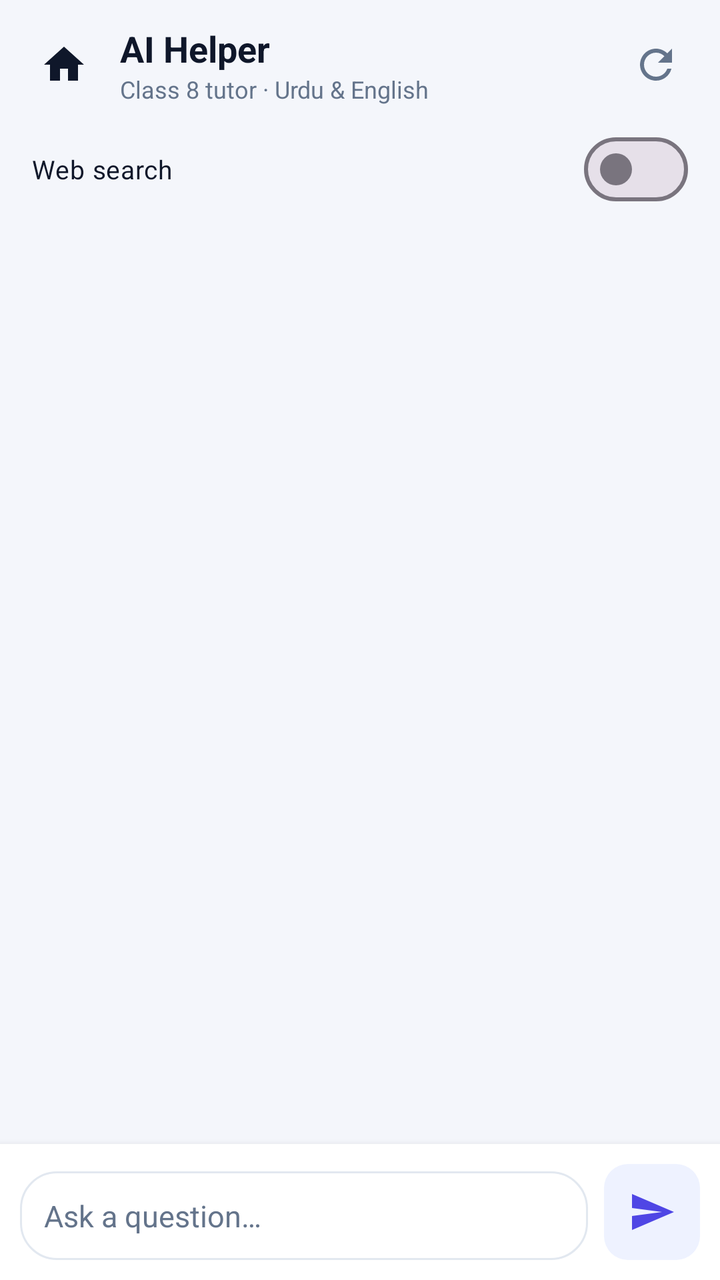
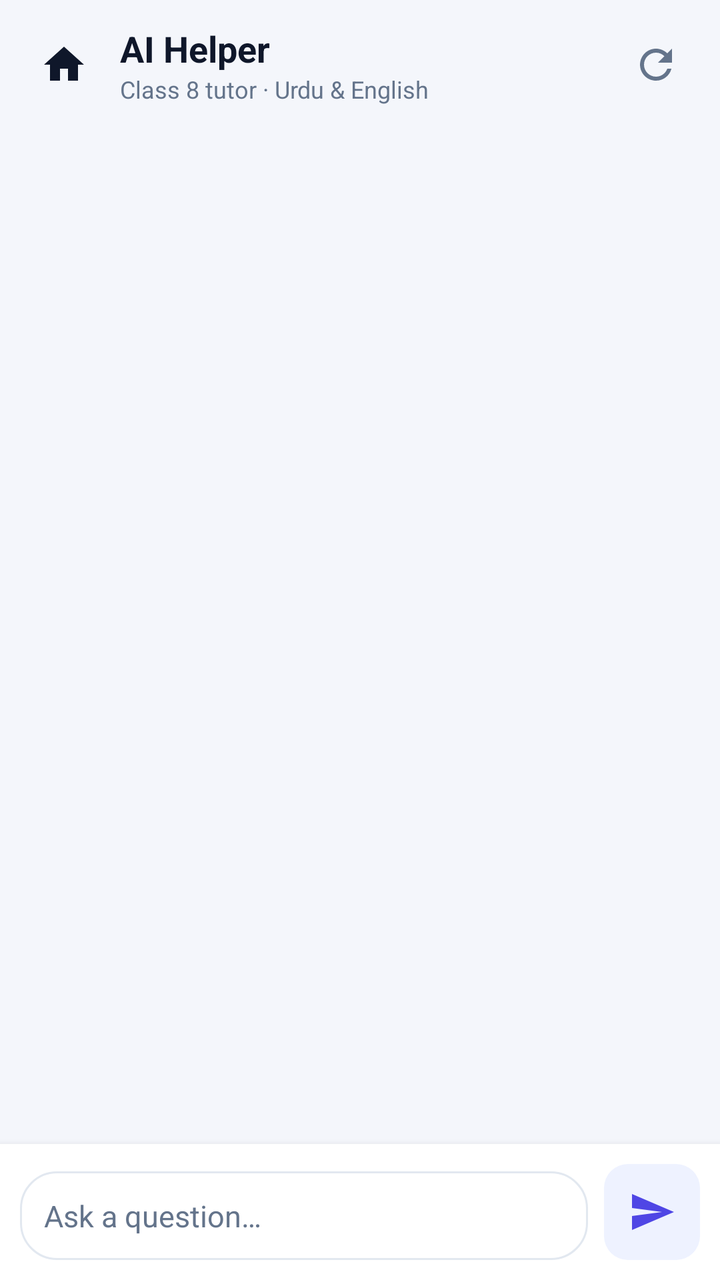

Screens rendered from an Android XML layout before and after an edit, with the pre-edit source and the edit as a unified diff.
<!-- AndroidManifest.xml: application theme Theme.Class8Homework -->
<!-- res/layout/panel_ai.xml -->
<?xml version="1.0" encoding="utf-8"?>
<LinearLayout
    xmlns:android="http://schemas.android.com/apk/res/android"
    xmlns:app="http://schemas.android.com/apk/res-auto"
    android:layout_width="match_parent"
    android:layout_height="match_parent"
    android:orientation="vertical"
    android:background="@color/bg">

    <LinearLayout
        android:layout_width="match_parent"
        android:layout_height="wrap_content"
        android:gravity="center_vertical"
        android:orientation="horizontal"
        android:paddingHorizontal="12dp"
        android:paddingTop="12dp"
        android:paddingBottom="8dp">

        <ImageButton
            android:id="@+id/aiBack"
            android:layout_width="40dp"
            android:layout_height="40dp"
            android:background="?attr/selectableItemBackgroundBorderless"
            android:contentDescription="@string/tab_more"
            android:src="@drawable/ic_home"
            app:tint="@color/ink" />

        <LinearLayout
            android:layout_width="0dp"
            android:layout_height="wrap_content"
            android:layout_marginStart="8dp"
            android:layout_weight="1"
            android:orientation="vertical">
            <TextView
                android:layout_width="wrap_content"
                android:layout_height="wrap_content"
                android:text="@string/ai_helper"
                android:textColor="@color/ink"
                android:textSize="18sp"
                android:textStyle="bold" />
            <TextView
                android:layout_width="wrap_content"
                android:layout_height="wrap_content"
                android:text="@string/ai_helper_sub"
                android:textColor="@color/muted"
                android:textSize="12sp" />
        </LinearLayout>

        <ImageButton
            android:id="@+id/aiClear"
            android:layout_width="40dp"
            android:layout_height="40dp"
            android:background="?attr/selectableItemBackgroundBorderless"
            android:contentDescription="@string/clear_chat"
            android:src="@drawable/ic_refresh"
            app:tint="@color/muted" />
    </LinearLayout>

    <com.google.android.material.materialswitch.MaterialSwitch
        android:id="@+id/aiWebSearch"
        android:layout_width="match_parent"
        android:layout_height="wrap_content"
        android:paddingHorizontal="16dp"
        android:text="@string/web_search_toggle"
        android:textColor="@color/ink"
        android:textSize="13sp" />

    <androidx.recyclerview.widget.RecyclerView
        android:id="@+id/aiList"
        android:layout_width="match_parent"
        android:layout_height="0dp"
        android:layout_weight="1"
        android:clipToPadding="false"
        android:padding="12dp" />

    <LinearLayout
        android:layout_width="match_parent"
        android:layout_height="wrap_content"
        android:background="@color/card"
        android:elevation="6dp"
        android:gravity="bottom"
        android:orientation="horizontal"
        android:padding="10dp">

        <EditText
            android:id="@+id/aiInput"
            android:layout_width="0dp"
            android:layout_height="wrap_content"
            android:layout_weight="1"
            android:background="@drawable/bg_stat_card"
            android:hint="@string/ai_hint"
            android:inputType="textCapSentences|textMultiLine"
            android:maxLines="5"
            android:minHeight="44dp"
            android:padding="12dp"
            android:textColor="@color/ink"
            android:textColorHint="@color/muted"
            android:textSize="15sp" />

        <ImageButton
            android:id="@+id/aiSend"
            android:layout_width="48dp"
            android:layout_height="48dp"
            android:layout_marginStart="8dp"
            android:background="@drawable/bg_icon"
            android:contentDescription="@string/ai_send"
            android:src="@drawable/ic_send"
            app:tint="@color/seed" />
    </LinearLayout>
</LinearLayout>
<!-- resources referenced by this layout -->
<resources>
  <color name="bg">#F4F6FB</color>
  <color name="card">#FFFFFF</color>
  <color name="ink">#0F172A</color>
  <color name="muted">#64748B</color>
  <color name="seed">#4F46E5</color>
  <!-- drawable bg_icon (drawable) -->
  <?xml version="1.0" encoding="utf-8"?>
  <shape xmlns:android="http://schemas.android.com/apk/res/android" android:shape="rectangle">
      <solid android:color="#EEF2FF"/>
      <corners android:radius="12dp"/>
  </shape>
  <!-- drawable bg_stat_card (drawable) -->
  <?xml version="1.0" encoding="utf-8"?>
  <shape xmlns:android="http://schemas.android.com/apk/res/android" android:shape="rectangle">
      <solid android:color="#FFFFFF"/>
      <stroke android:width="1dp" android:color="#E2E8F0"/>
      <corners android:radius="18dp"/>
  </shape>
  <!-- drawable ic_home (drawable) -->
  <?xml version="1.0" encoding="utf-8"?>
  <vector xmlns:android="http://schemas.android.com/apk/res/android"
      android:width="24dp" android:height="24dp" android:viewportWidth="24" android:viewportHeight="24">
      <path android:fillColor="#FF000000"
          android:pathData="M10,20v-6h4v6h5v-8h3L12,3 2,12h3v8z"/>
  </vector>
  <!-- drawable ic_refresh (drawable) -->
  <?xml version="1.0" encoding="utf-8"?>
  <vector xmlns:android="http://schemas.android.com/apk/res/android"
      android:width="24dp" android:height="24dp" android:viewportWidth="24" android:viewportHeight="24">
      <path android:fillColor="#4F46E5"
          android:pathData="M17.65,6.35C16.2,4.9 14.21,4 12,4c-4.42,0 -7.99,3.58 -7.99,8s3.57,8 7.99,8c3.73,0 6.84,-2.55 7.73,-6h-2.08c-0.82,2.33 -3.04,4 -5.65,4 -3.31,0 -6,-2.69 -6,-6s2.69,-6 6,-6c1.66,0 3.14,0.69 4.22,1.78L13,11h7V4l-2.35,2.35z"/>
  </vector>
  <!-- drawable ic_send (drawable) -->
  <?xml version="1.0" encoding="utf-8"?>
  <vector xmlns:android="http://schemas.android.com/apk/res/android"
      android:width="24dp" android:height="24dp" android:viewportWidth="24" android:viewportHeight="24"
      android:tint="#4F46E5">
      <path android:fillColor="#FF000000" android:pathData="M2.01,21L23,12 2.01,3 2,10l15,2 -15,2z"/>
  </vector>
  <string name="ai_helper">AI Helper</string>
  <string name="ai_helper_sub">Class 8 tutor · Urdu &amp; English</string>
  <string name="ai_hint">Ask a question…</string>
  <string name="ai_send">Send</string>
  <string name="clear_chat">Clear chat</string>
  <string name="tab_more">More</string>
  <string name="web_search_toggle">Web search</string>
  <style name="Theme.Class8Homework" parent="Theme.Material3.Light.NoActionBar">
          <item name="colorPrimary">@color/seed</item>
          <item name="colorOnPrimary">@android:color/white</item>
          <item name="colorSecondary">@color/seed</item>
          <item name="android:statusBarColor">@color/bg</item>
          <item name="android:navigationBarColor">@color/bg</item>
          <item name="android:windowLightStatusBar">true</item>
          <item name="android:windowBackground">@color/bg</item>
      </style>
</resources>

<!-- the commit's change to res/layout/panel_ai.xml (unified diff, before → after) -->
@@ -56,15 +56,6 @@
             app:tint="@color/muted" />
     </LinearLayout>
 
-    <com.google.android.material.materialswitch.MaterialSwitch
-        android:id="@+id/aiWebSearch"
-        android:layout_width="match_parent"
-        android:layout_height="wrap_content"
-        android:paddingHorizontal="16dp"
-        android:text="@string/web_search_toggle"
-        android:textColor="@color/ink"
-        android:textSize="13sp" />
-
     <androidx.recyclerview.widget.RecyclerView
         android:id="@+id/aiList"
         android:layout_width="match_parent"
<!-- resource entries referenced after the edit -->
@@ -45,7 +45,6 @@
   <string name="ai_send">Send</string>
   <string name="clear_chat">Clear chat</string>
   <string name="tab_more">More</string>
-  <string name="web_search_toggle">Web search</string>
   <style name="Theme.Class8Homework" parent="Theme.Material3.Light.NoActionBar">
           <item name="colorPrimary">@color/seed</item>
           <item name="colorOnPrimary">@android:color/white</item>
